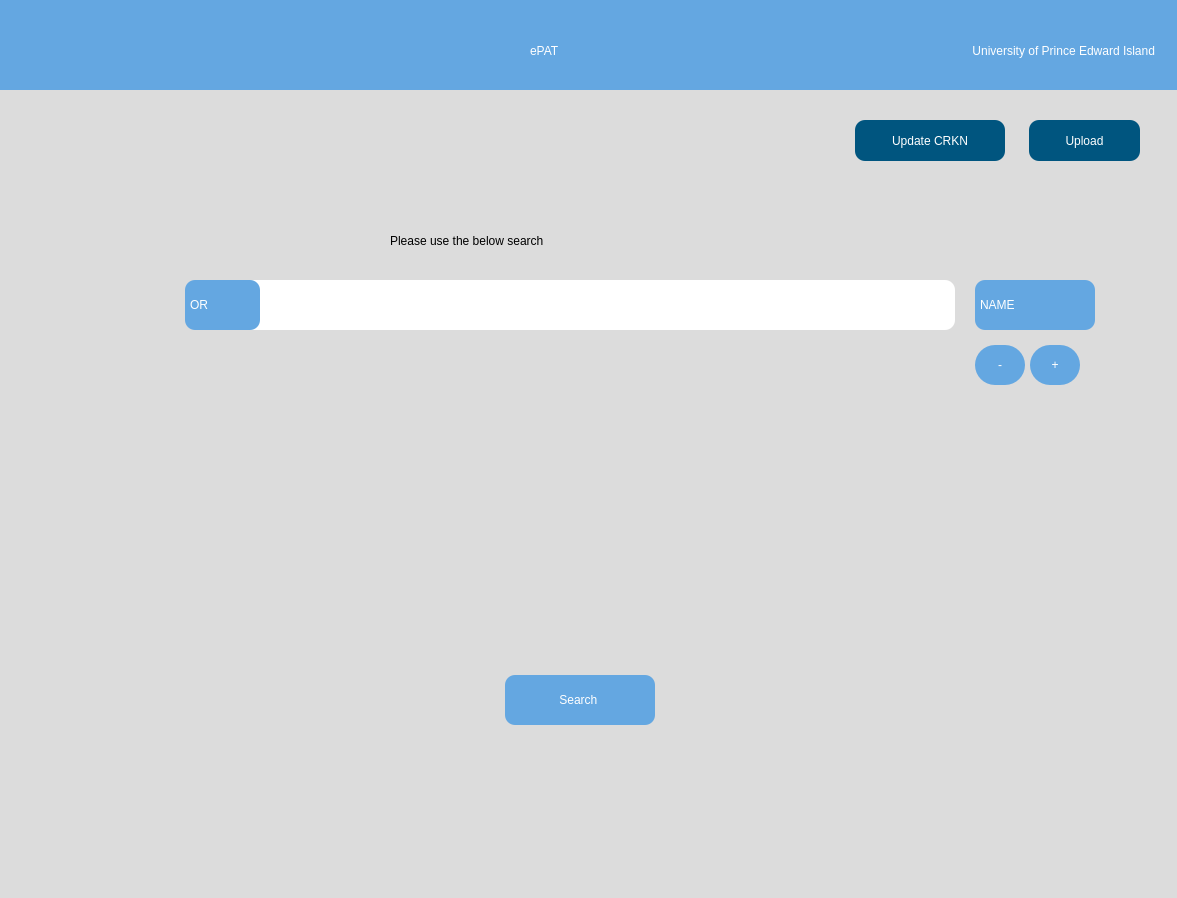
Qt form src/user_interface/start.ui (eppenney/eBook-Perpetual-Access-Rights-Tracker) before a commit.
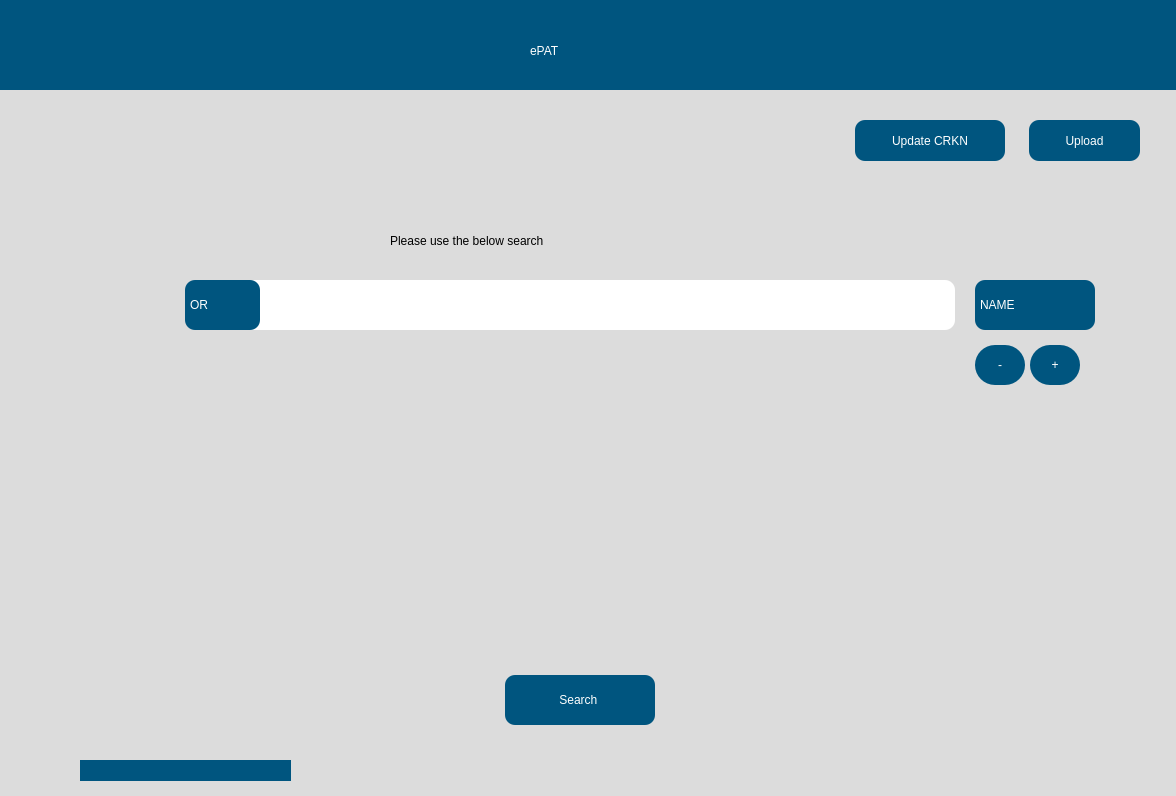
The same form after that commit. Icons and pictures are not drawn.

```diff
--- a/src/user_interface/start.ui
+++ b/src/user_interface/start.ui
@@ -6,8 +6,8 @@
    <rect>
     <x>0</x>
     <y>0</y>
-    <width>1177</width>
-    <height>898</height>
+    <width>1176</width>
+    <height>796</height>
    </rect>
   </property>
   <property name="windowTitle">
@@ -35,7 +35,8 @@
      </rect>
     </property>
     <property name="styleSheet">
-     <string notr="true">background-color: rgb(100, 167, 225)</string>
+     <string notr="true">background-color: rgb(0, 85, 127);
+</string>
     </property>
     <widget class="QLabel" name="label">
      <property name="geometry">
@@ -107,7 +108,7 @@
     </property>
     <property name="styleSheet">
      <string notr="true">font: 75 20pt &quot;Arial&quot;;
-background-color: rgb(100, 167, 225);
+	background-color: rgb(0, 85, 127);
 border-radius: 10px;
 color:rgb(255, 255, 255);</string>
     </property>
@@ -144,7 +145,7 @@
      <string notr="true">border-radius: 20px;
         color: rgb(255, 255, 255);
         font: 75 16pt &quot;MS Shell Dlg 2&quot;;
-        background-color: rgb(100, 167, 225);
+	background-color: rgb(0, 85, 127);
         text-align: center; 
         padding-top: 0px; 
         padding-bottom: 1px; 
@@ -167,7 +168,7 @@
      <string notr="true">border-radius: 20px;
         color: rgb(255, 255, 255);
         font: 75 16pt &quot;MS Shell Dlg 2&quot;;
-        background-color: rgb(100, 167, 225);
+	background-color: rgb(0, 85, 127);
         text-align: center; 
         padding-top: 0px; 
         padding-bottom: 1px; 
@@ -190,22 +191,22 @@
      <string notr="true">
         QComboBox {
         color: rgb(255, 255, 255);
-        font: 75 16pt "MS Shell Dlg 2";
-        background-color: rgb(100, 167, 225);
+        font: 75 16pt &quot;MS Shell Dlg 2&quot;;
+	background-color: rgb(0, 85, 127);
         border-radius: 10px;
     }
 
     QComboBox:!editable, QComboBox::drop-down:editable {
         color: rgb(255, 255, 255);
-        font: 75 12pt "MS Shell Dlg 2";
-        background-color: rgb(100, 167, 225);
+        font: 75 12pt &quot;MS Shell Dlg 2&quot;;
+	background-color: rgb(0, 85, 127);
         border-radius: 10px;
     }
 
     QComboBox:!editable:on, QComboBox::drop-down:editable:on {
         color: rgb(255, 255, 255);
-        font: 75 12pt "MS Shell Dlg 2";
-        background-color: rgb(100, 167, 225);
+        font: 75 12pt &quot;MS Shell Dlg 2&quot;;
+	background-color: rgb(0, 85, 127);
         border-bottom-right-radius: 0px;
         border-bottom-left-radius: 0px;
     }
@@ -223,7 +224,7 @@
 
     QComboBox QAbstractItemView {
         color: rgb(255, 255, 255);
-        background-color: rgb(100, 167, 225); 
+	background-color: rgb(0, 85, 127);
         border-bottom-right-radius: 20px;
         border-bottom-left-radius: 20px;
     }
@@ -253,22 +254,23 @@
      <string notr="true">
         QComboBox {
         color: rgb(255, 255, 255);
-        font: 75 12pt "MS Shell Dlg 2";
-        background-color: rgb(100, 167, 225);
+        font: 75 12pt &quot;MS Shell Dlg 2&quot;;
         border-radius: 10px;
+	background-color: rgb(0, 85, 127);
     }
 
     QComboBox:!editable, QComboBox::drop-down:editable {
         color: rgb(255, 255, 255);
-        font: 75 12pt "MS Shell Dlg 2";
-        background-color: rgb(100, 167, 225);
+        font: 75 12pt &quot;MS Shell Dlg 2&quot;;
+       
+	background-color: rgb(0, 85, 127);
         border-radius: 10px;
     }
 
     QComboBox:!editable:on, QComboBox::drop-down:editable:on {
         color: rgb(255, 255, 255);
-        font: 75 12pt "MS Shell Dlg 2";
-        background-color: rgb(100, 167, 225);
+        font: 75 12pt &quot;MS Shell Dlg 2&quot;;
+	background-color: rgb(0, 85, 127);
         border-bottom-right-radius: 0px;
         border-bottom-left-radius: 0px;
     }
@@ -286,7 +288,7 @@
 
     QComboBox QAbstractItemView {
         color: rgb(255, 255, 255);
-        background-color: rgb(100, 167, 225); 
+	background-color: rgb(0, 85, 127);
         border-bottom-right-radius: 20px;
         border-bottom-left-radius: 20px;
     }
@@ -346,25 +348,34 @@
         <string>Update CRKN</string>
     </property>
 </widget>
-<widget class="QPushButton" name="institutionButton">
+   <widget class="QLabel" name="universityName">
     <property name="geometry">
         <rect>
-            <x>775</x>
-            <y>20</y>
-            <width>400</width>
-            <height>61</height>
+      <x>100</x>
+      <y>760</y>
+      <width>211</width>
+      <height>21</height>
         </rect>
     </property>
     <property name="styleSheet">
-        <string notr="true">background-color: transparent;
-            border: none;
-            font: 14pt "Arial";
-            color: rgb(255, 255, 255);
-            text-align: right;
-        </string>
+     <string notr="true">background-color: rgb(0, 85, 127);
+color: rgb(255, 255, 255);</string>
     </property>
     <property name="text">
-        <string>University of Prince Edward Island</string>
+     <string/>
+    </property>
+   </widget>
+   <widget class="QLabel" name="internetConnection">
+    <property name="geometry">
+     <rect>
+      <x>40</x>
+      <y>760</y>
+      <width>47</width>
+      <height>21</height>
+     </rect>
+    </property>
+    <property name="text">
+     <string/>
     </property>
 </widget>
   </widget>
```
Left out of the diff: 4 changed lines with no effect on the pictures. Lines whose indentation alone changed are shown as unchanged.
